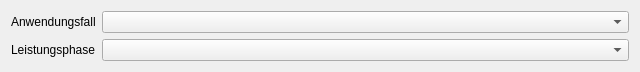
Qt form som_gui/module/object_filter/qt/Settings.ui (c-mellueh/SOM-Toolkit) before a commit.
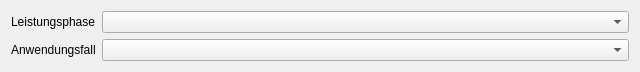
The same form after that commit.

Commit message: finish Filter Settings

```diff
--- a/som_gui/module/object_filter/qt/Settings.ui
+++ b/som_gui/module/object_filter/qt/Settings.ui
@@ -15,25 +15,25 @@
         </property>
         <layout class="QFormLayout" name="formLayout">
             <item row="0" column="0">
-                <widget class="QLabel" name="label_usecase">
-                    <property name="text">
-                        <string>Anwendungsfall</string>
-                    </property>
-                </widget>
-            </item>
-            <item row="0" column="1">
-                <widget class="QComboBox" name="cb_usecase"/>
-            </item>
-            <item row="1" column="0">
                 <widget class="QLabel" name="label_phase">
                     <property name="text">
                         <string>Leistungsphase</string>
                     </property>
                 </widget>
             </item>
-            <item row="1" column="1">
+            <item row="0" column="1">
                 <widget class="QComboBox" name="cb_phase"/>
             </item>
+            <item row="1" column="0">
+                <widget class="QLabel" name="label_usecase">
+                    <property name="text">
+                        <string>Anwendungsfall</string>
+                    </property>
+                </widget>
+            </item>
+            <item row="1" column="1">
+                <widget class="QComboBox" name="cb_usecase"/>
+            </item>
         </layout>
     </widget>
     <resources/>
```
The commit also changes 9 other files.
